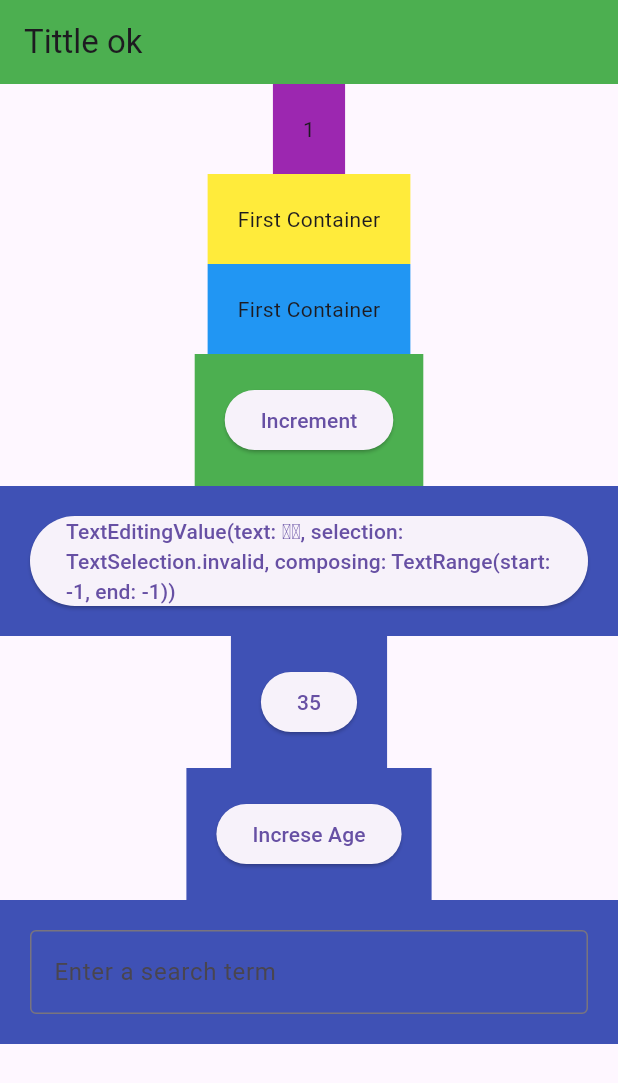
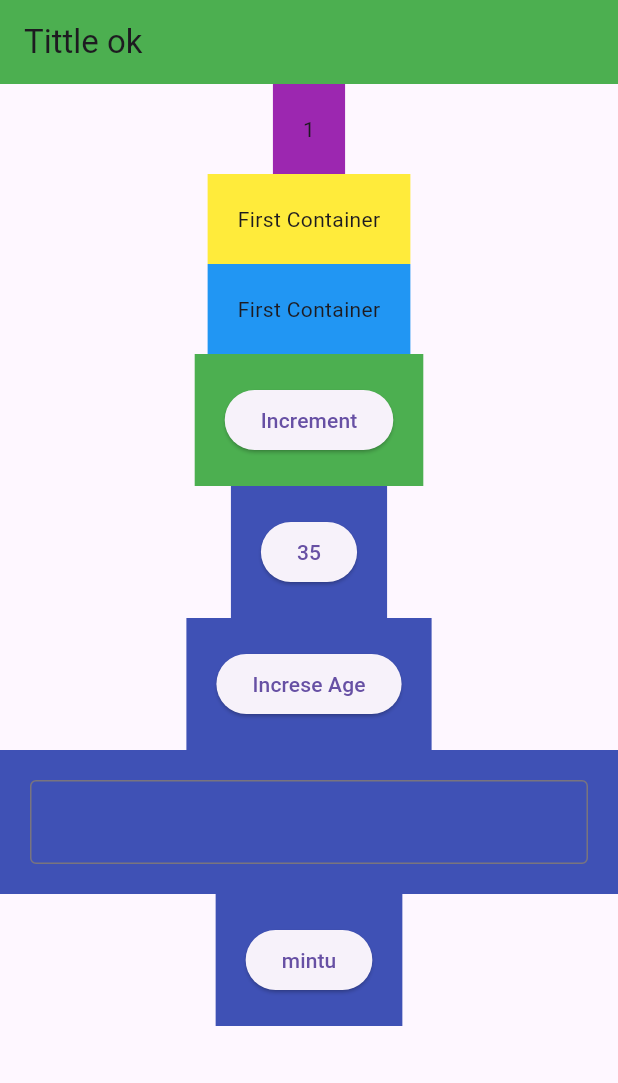
Before and after one commit to mintumia/Flutter_Calculator_App, a Flutter app: the screen it shows after launch, after a tap on "Increment", on a phone screen of 412 x 824 dp. Shown: the top 1083 px of the screen. Run offline on Flutter 3.47's test engine with Material 3 defaults, Android fonts, the phone set to English and light mode, and no system bars; our stand-ins replace flutter_riverpod, riverpod.

Commit message:
Not Working 02

```diff
--- a/lib/main.dart
+++ b/lib/main.dart
@@ -3,15 +3,19 @@ import 'package:calculator_app/screens/home/home_screen.dart';
 import 'package:flutter_riverpod/flutter_riverpod.dart';
 //import 'package:riverpod/riverpod.dart';
 
-
 void main() => runApp(ProviderScope(child: CalculatorApp()));
 
-
-class CalculatorApp extends ConsumerWidget {
+class CalculatorApp extends ConsumerStatefulWidget {
   const CalculatorApp({super.key});
 
   @override
-  Widget build(BuildContext context, WidgetRef ref) {
+  ConsumerState<ConsumerStatefulWidget> createState() =>
+      ConsumerStatefulCalculator();
+}
+
+class ConsumerStatefulCalculator extends ConsumerState<CalculatorApp> {
+  @override
+  Widget build(BuildContext context) {
     return MaterialApp(
       debugShowCheckedModeBanner: false,
       title: "Calculor App",
--- a/lib/screens/home/home_screen.dart
+++ b/lib/screens/home/home_screen.dart
@@ -10,17 +10,25 @@ final userProvider = StateNotifierProvider<UserNotifier, User>((ref) {
   return UserNotifier();
 });
 
-class HomeScreen extends ConsumerWidget {
+class HomeScreen extends ConsumerStatefulWidget {
   const HomeScreen({super.key});
 
   @override
-  Widget build(BuildContext context, WidgetRef ref) {
+  ConsumerState<ConsumerStatefulWidget> createState() =>
+      ConsumerStatefulHomeScreen();
+}
+
+class ConsumerStatefulHomeScreen extends ConsumerState<HomeScreen> {
+  final _controller = TextEditingController();
+
+  @override
+  Widget build(BuildContext context) {
     final counter = ref.watch(counterProvider);
     final counterController = ref.read(counterProvider.notifier);
 
     final user = ref.watch(userProvider);
     final userController = ref.read(userProvider.notifier);
-    final  nameController = TextEditingController();
+    final nameController = TextEditingController();
 
     return Scaffold(
       appBar: AppBar(backgroundColor: Colors.green, title: Text("Tittle ok")),
@@ -59,16 +67,6 @@ class HomeScreen extends ConsumerWidget {
               onPressed: () {
                 counterController.reset();
               },
-              child: Text(nameController.value.toString()),
-            ),
-          ),
-          Container(
-            padding: EdgeInsets.all(20),
-            color: Colors.indigo,
-            child: ElevatedButton(
-              onPressed: () {
-                counterController.reset();
-              },
               child: Text(user.age.toString()),
             ),
           ),
@@ -86,12 +84,22 @@ class HomeScreen extends ConsumerWidget {
             padding: EdgeInsets.all(20),
             color: Colors.indigo,
             child: TextField(
-              decoration: InputDecoration(
-                border: OutlineInputBorder(),
-                hintText: 'Enter a search term',
-              ),
+              controller: _controller,
+              decoration: InputDecoration(border: OutlineInputBorder()),
+              onChanged: (value){
+                userController.changeName(value);
+              },
+            ),
+          ),
 
-              controller: nameController,
+          Container(
+            padding: EdgeInsets.all(20),
+            color: Colors.indigo,
+            child: ElevatedButton(
+              onPressed: () {
+                counterController.reset();
+              },
+              child: Text(userController.getName),
             ),
           ),
         ],
--- a/lib/user/presentation/user_provider.dart
+++ b/lib/user/presentation/user_provider.dart
@@ -12,4 +12,8 @@ class UserNotifier extends StateNotifier<User> {
   void changeName(String _name){
     state.name = _name;
   }
+
+  get getName {
+    return  state.name;
+  }
 }
```
